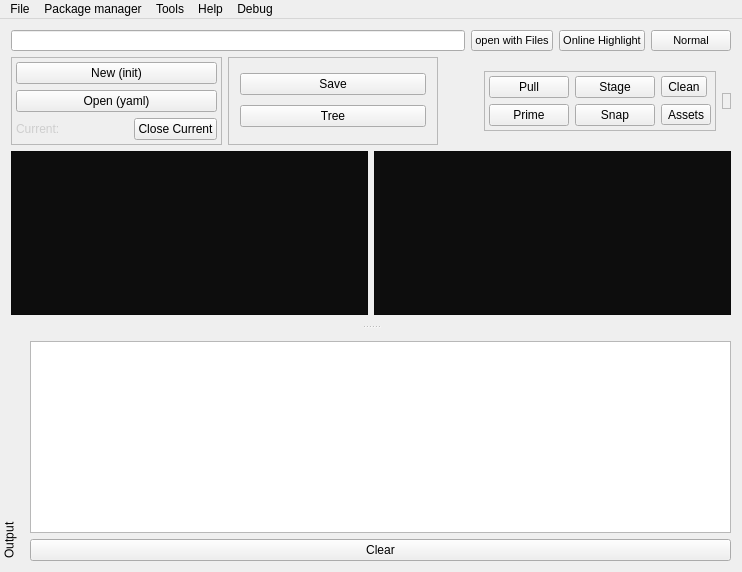
Old version of the form snapcraft-qt/mainwindow.ui in the repository snapcraft-gui/snapcraft-gui.
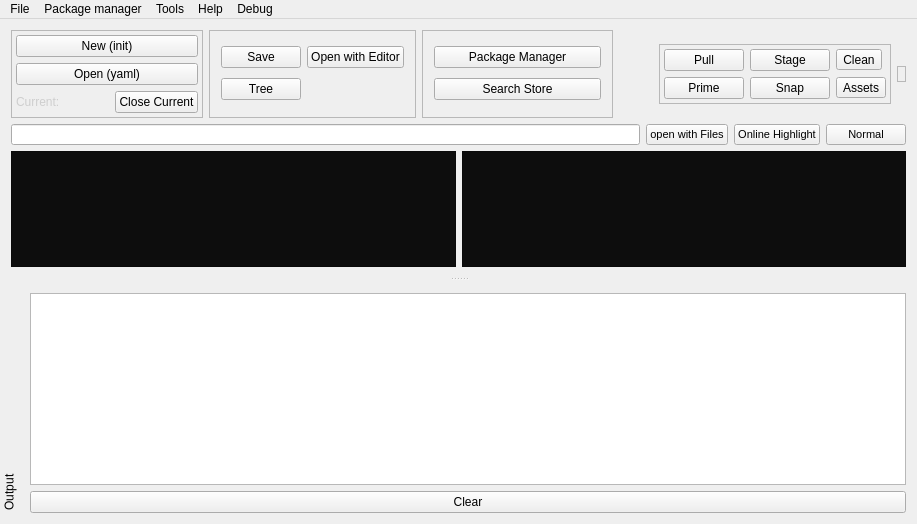
New version of the form. Icons and pictures are not drawn.

Diff of the .ui file:
```diff
--- a/snapcraft-qt/mainwindow.ui
+++ b/snapcraft-qt/mainwindow.ui
@@ -6,8 +6,8 @@
    <rect>
     <x>0</x>
     <y>0</y>
-    <width>742</width>
-    <height>572</height>
+    <width>917</width>
+    <height>524</height>
    </rect>
   </property>
   <property name="font">
@@ -24,95 +24,6 @@
     <property name="bottomMargin">
      <number>9</number>
     </property>
-    <item>
-     <layout class="QHBoxLayout" name="horizontalLayout_4">
-      <property name="topMargin">
-       <number>0</number>
-      </property>
-      <item>
-       <widget class="QLineEdit" name="snapcraft_path">
-        <property name="sizePolicy">
-         <sizepolicy hsizetype="Expanding" vsizetype="Maximum">
-          <horstretch>0</horstretch>
-          <verstretch>0</verstretch>
-         </sizepolicy>
-        </property>
-        <property name="font">
-         <font>
-          <pointsize>8</pointsize>
-          <italic>true</italic>
-         </font>
-        </property>
-        <property name="readOnly">
-         <bool>true</bool>
-        </property>
-       </widget>
-      </item>
-      <item>
-       <widget class="QPushButton" name="open_with_files">
-        <property name="sizePolicy">
-         <sizepolicy hsizetype="Maximum" vsizetype="Maximum">
-          <horstretch>0</horstretch>
-          <verstretch>0</verstretch>
-         </sizepolicy>
-        </property>
-        <property name="font">
-         <font>
-          <pointsize>8</pointsize>
-         </font>
-        </property>
-        <property name="text">
-         <string>open with Files</string>
-        </property>
-       </widget>
-      </item>
-      <item>
-       <widget class="QPushButton" name="highlight">
-        <property name="sizePolicy">
-         <sizepolicy hsizetype="Maximum" vsizetype="Maximum">
-          <horstretch>0</horstretch>
-          <verstretch>0</verstretch>
-         </sizepolicy>
-        </property>
-        <property name="font">
-         <font>
-          <pointsize>8</pointsize>
-         </font>
-        </property>
-        <property name="text">
-         <string>Online Highlight</string>
-        </property>
-        <property name="shortcut">
-         <string>Ctrl+H</string>
-        </property>
-        <property name="checkable">
-         <bool>true</bool>
-        </property>
-       </widget>
-      </item>
-      <item>
-       <widget class="QPushButton" name="normal">
-        <property name="sizePolicy">
-         <sizepolicy hsizetype="Maximum" vsizetype="Maximum">
-          <horstretch>0</horstretch>
-          <verstretch>0</verstretch>
-         </sizepolicy>
-        </property>
-        <property name="font">
-         <font>
-          <pointsize>8</pointsize>
-         </font>
-        </property>
-        <property name="text">
-         <string>Normal</string>
-        </property>
-        <property name="checkable">
-         <bool>true</bool>
-        </property>
-       </widget>
-      </item>
-     </layout>
-    </item>
     <item>
      <layout class="QHBoxLayout" name="horizontalLayout">
       <property name="topMargin">
@@ -200,8 +111,8 @@
         <property name="frameShadow">
          <enum>QFrame::Plain</enum>
         </property>
-        <layout class="QVBoxLayout" name="verticalLayout_3">
-         <item>
+        <layout class="QGridLayout" name="gridLayout_3">
+         <item row="0" column="0">
           <widget class="QPushButton" name="save_snapcraft">
            <property name="text">
             <string>Save</string>
@@ -211,7 +122,7 @@
            </property>
           </widget>
          </item>
-         <item>
+         <item row="1" column="0">
           <widget class="QPushButton" name="tree_now">
            <property name="text">
             <string>Tree</string>
@@ -221,6 +132,39 @@
            </property>
           </widget>
          </item>
+         <item row="0" column="1">
+          <widget class="QPushButton" name="open_with_gedit">
+           <property name="text">
+            <string>Open with Editor</string>
+           </property>
+          </widget>
+         </item>
+        </layout>
+       </widget>
+      </item>
+      <item>
+       <widget class="QFrame" name="frame_2">
+        <property name="frameShape">
+         <enum>QFrame::StyledPanel</enum>
+        </property>
+        <property name="frameShadow">
+         <enum>QFrame::Plain</enum>
+        </property>
+        <layout class="QGridLayout" name="gridLayout_2">
+         <item row="0" column="0">
+          <widget class="QPushButton" name="package_manager">
+           <property name="text">
+            <string>Package Manager</string>
+           </property>
+          </widget>
+         </item>
+         <item row="1" column="0">
+          <widget class="QPushButton" name="search_store">
+           <property name="text">
+            <string>Search Store</string>
+           </property>
+          </widget>
+         </item>
         </layout>
        </widget>
       </item>
@@ -336,6 +280,95 @@
       </item>
      </layout>
     </item>
+    <item>
+     <layout class="QHBoxLayout" name="horizontalLayout_4">
+      <property name="topMargin">
+       <number>0</number>
+      </property>
+      <item>
+       <widget class="QLineEdit" name="snapcraft_path">
+        <property name="sizePolicy">
+         <sizepolicy hsizetype="Expanding" vsizetype="Maximum">
+          <horstretch>0</horstretch>
+          <verstretch>0</verstretch>
+         </sizepolicy>
+        </property>
+        <property name="font">
+         <font>
+          <pointsize>8</pointsize>
+          <italic>true</italic>
+         </font>
+        </property>
+        <property name="readOnly">
+         <bool>true</bool>
+        </property>
+       </widget>
+      </item>
+      <item>
+       <widget class="QPushButton" name="open_with_files">
+        <property name="sizePolicy">
+         <sizepolicy hsizetype="Maximum" vsizetype="Maximum">
+          <horstretch>0</horstretch>
+          <verstretch>0</verstretch>
+         </sizepolicy>
+        </property>
+        <property name="font">
+         <font>
+          <pointsize>8</pointsize>
+         </font>
+        </property>
+        <property name="text">
+         <string>open with Files</string>
+        </property>
+       </widget>
+      </item>
+      <item>
+       <widget class="QPushButton" name="highlight">
+        <property name="sizePolicy">
+         <sizepolicy hsizetype="Maximum" vsizetype="Maximum">
+          <horstretch>0</horstretch>
+          <verstretch>0</verstretch>
+         </sizepolicy>
+        </property>
+        <property name="font">
+         <font>
+          <pointsize>8</pointsize>
+         </font>
+        </property>
+        <property name="text">
+         <string>Online Highlight</string>
+        </property>
+        <property name="shortcut">
+         <string>Ctrl+H</string>
+        </property>
+        <property name="checkable">
+         <bool>true</bool>
+        </property>
+       </widget>
+      </item>
+      <item>
+       <widget class="QPushButton" name="normal">
+        <property name="sizePolicy">
+         <sizepolicy hsizetype="Maximum" vsizetype="Maximum">
+          <horstretch>0</horstretch>
+          <verstretch>0</verstretch>
+         </sizepolicy>
+        </property>
+        <property name="font">
+         <font>
+          <pointsize>8</pointsize>
+         </font>
+        </property>
+        <property name="text">
+         <string>Normal</string>
+        </property>
+        <property name="checkable">
+         <bool>true</bool>
+        </property>
+       </widget>
+      </item>
+     </layout>
+    </item>
     <item>
      <layout class="QHBoxLayout" name="horizontalLayout_5">
       <property name="topMargin">
@@ -383,7 +416,7 @@
     <rect>
      <x>0</x>
      <y>0</y>
-     <width>742</width>
+     <width>917</width>
      <height>19</height>
     </rect>
    </property>
```
